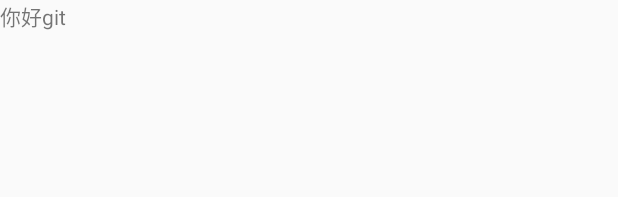
After one commit to zedongguan/DiscreminateExper, an Android app: the layout git_activity.xml on its own in the app's theme, with its tools: preview values and no code run, on a phone screen of 412 x 824 dp. The commit adds this screen. Shown: the top 197 px of the screen. Run offline under Robolectric (Android 15) with nearby library versions, the phone set to English and light mode, and no system bars.

Commit message:
重新上传

```diff
--- a/app/src/main/java/robot/tangwa/discreminateexper/GitActivity.java
+++ b/app/src/main/java/robot/tangwa/discreminateexper/GitActivity.java
@@ -13,6 +13,7 @@ public class GitActivity extends Activity {
     @Override
     protected void onCreate(@Nullable Bundle savedInstanceState) {
         super.onCreate(savedInstanceState);
+        setContentView(R.layout.git_activity);
 
     }
 }
--- /dev/null
+++ b/app/src/main/res/layout/git_activity.xml
@@ -0,0 +1,12 @@
+<?xml version="1.0" encoding="utf-8"?>
+<LinearLayout xmlns:android="http://schemas.android.com/apk/res/android"
+    android:orientation="vertical" android:layout_width="match_parent"
+    android:layout_height="match_parent">
+
+    <TextView
+        android:id="@+id/tv_git_show"
+        android:layout_width="wrap_content"
+        android:layout_height="wrap_content"
+        android:text="你好git"/>
+
+</LinearLayout>
```
